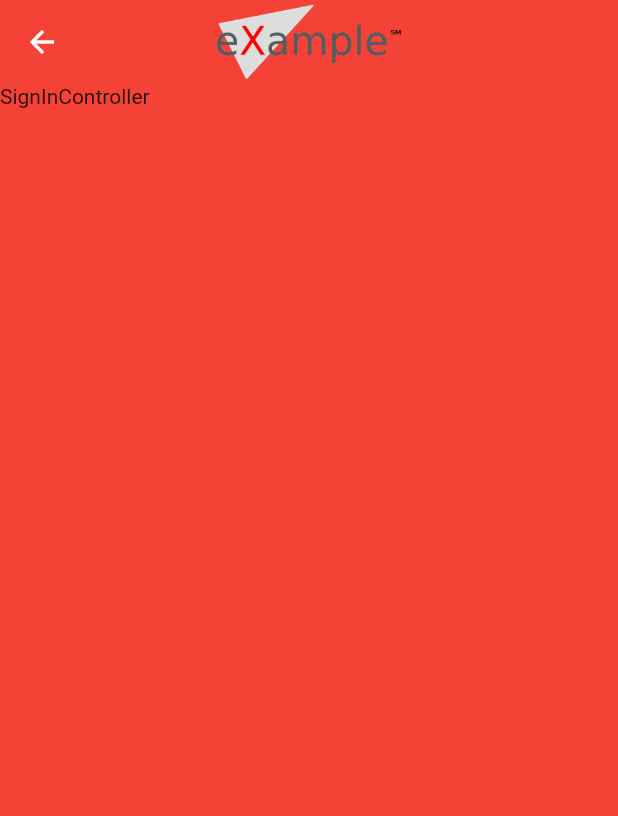
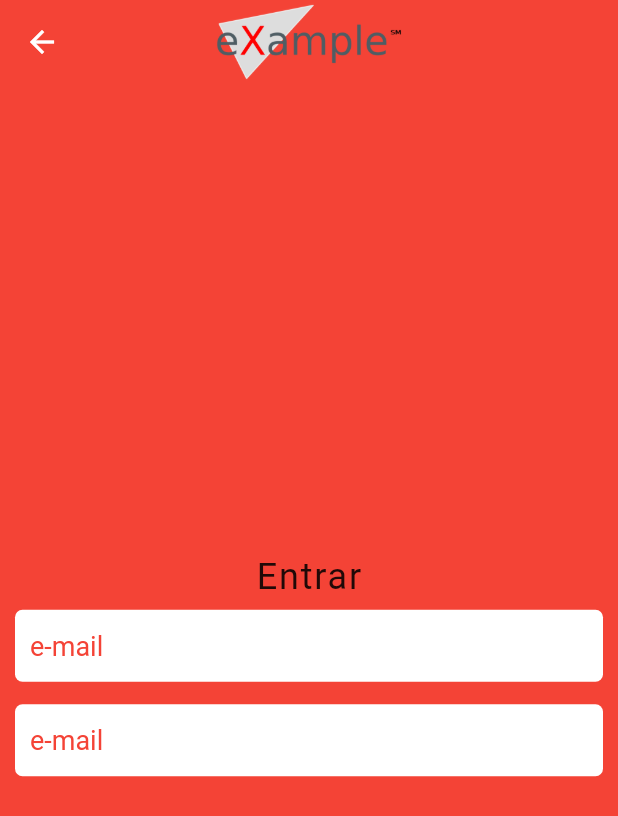
Before and after one commit to lucianes1/beerus, a Flutter app: the SignInPage screen opened by its route, on a phone screen of 412 x 824 dp. Shown: the top 816 px of the screen. Run offline on Flutter 3.47's test engine with Material 2 defaults, Android fonts, the phone set to English and light mode, and no system bars; our stand-ins replace get.

Commit message:
add textForm widget

```diff
--- /dev/null
+++ b/lib/app/global/widgets/text_field.dart
@@ -0,0 +1,28 @@
+import 'package:flutter/material.dart';
+
+class TextFieldDelivery extends StatelessWidget {
+  @override
+  Widget build(BuildContext context) {
+    return Container(
+      padding: EdgeInsets.symmetric(horizontal: 10),
+      margin: const EdgeInsets.symmetric(horizontal: 10),
+      decoration: BoxDecoration(
+        borderRadius: BorderRadius.circular(5),
+        color: Colors.white,
+      ),
+      child: TextFormField(
+        validator: (str) {
+          return null;
+        },
+        decoration: InputDecoration(
+          hintText: 'e-mail',
+          hintStyle: TextStyle(
+            color: Colors.red,
+            fontSize: 18,
+          ),
+          border: InputBorder.none,
+        ),
+      ),
+    );
+  }
+}
--- a/lib/modules/auth/sign_in/page.dart
+++ b/lib/modules/auth/sign_in/page.dart
@@ -1,4 +1,5 @@
 import 'package:beerus/app/global/widgets/logo.dart';
+import 'package:beerus/app/global/widgets/text_field.dart';
 import 'package:beerus/modules/auth/sign_in/controller.dart';
 import 'package:flutter/material.dart';
 import 'package:get/get.dart';
@@ -14,6 +15,28 @@ class SignInPage extends GetView<SignInController> {
         backgroundColor: Colors.transparent,
         elevation: 0,
       ),
-        body: SafeArea(child: Text('SignInController')));
+      body: Container(
+        width: Get.width,
+        height: Get.height,
+        child: Column(
+          mainAxisAlignment: MainAxisAlignment.center,
+          children: [
+            Padding(
+              padding: const EdgeInsets.all(8.0),
+              child: Text(
+                'Entrar',
+                style: TextStyle(
+                  fontSize: 24,
+                  letterSpacing: 1.20,
+                ),
+              ),
+            ),
+            TextFieldDelivery(),
+            SizedBox(height: 15),
+            TextFieldDelivery(),
+          ],
+        ),
+      ),
+    );
   }
 }
```
Lines whose indentation alone changed are shown as unchanged.
